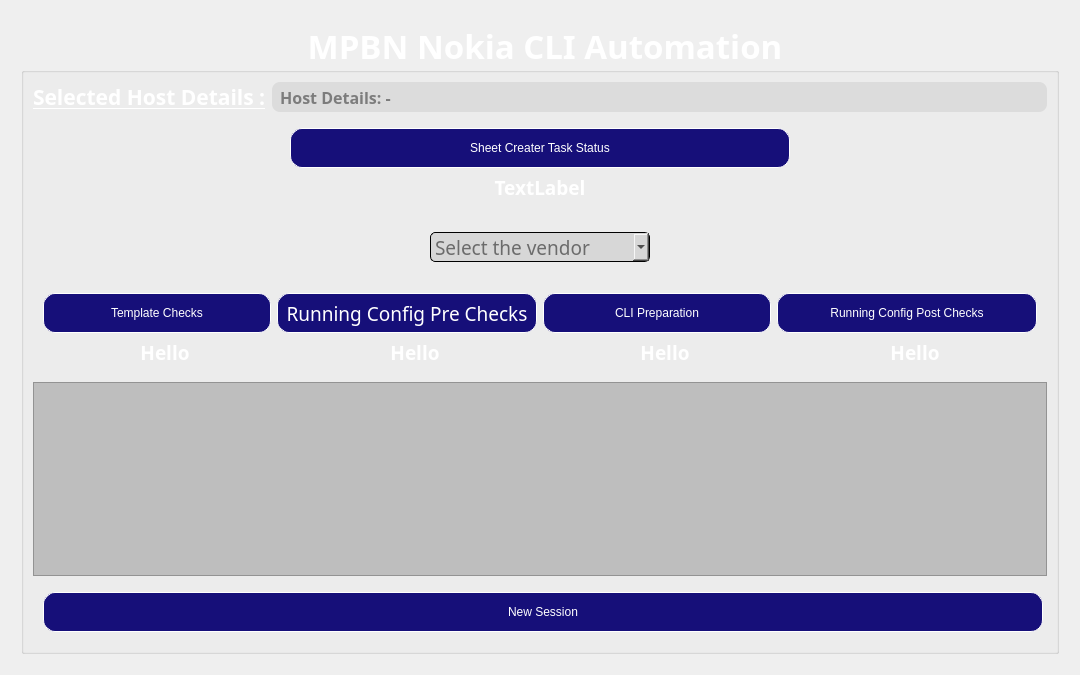
Enjoy-Maity/CLI, file Main_application/GUI/Main_Application.ui: the form before one commit.
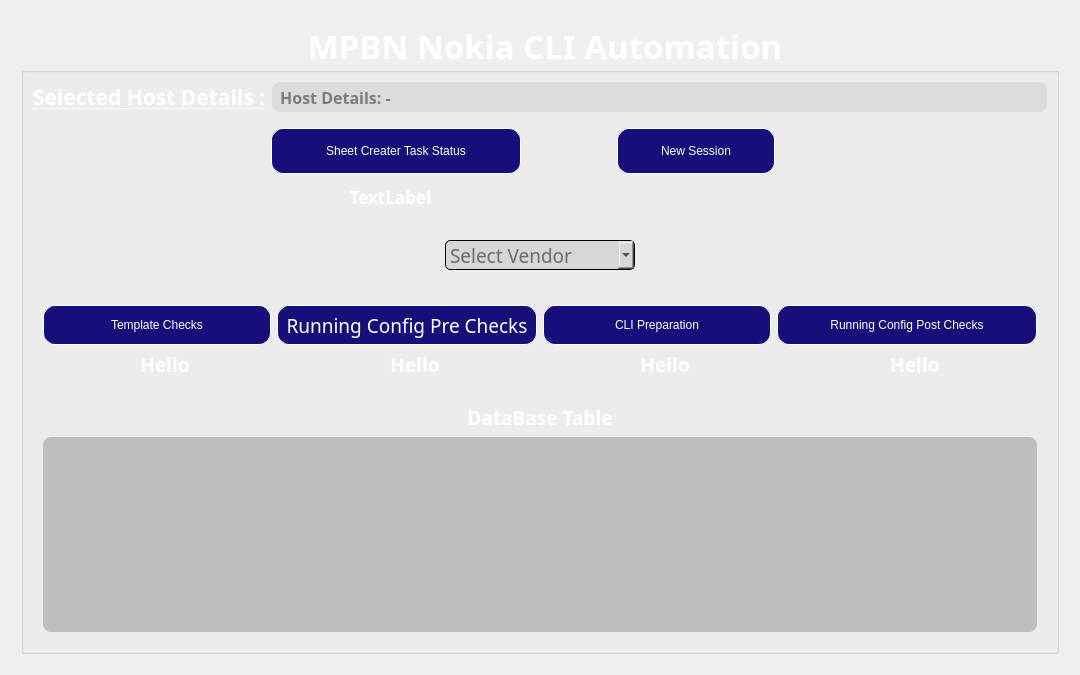
The form after the commit. Icons and pictures are not drawn.

Patch:
```diff
--- a/Main_application/GUI/Main_Application.ui
+++ b/Main_application/GUI/Main_Application.ui
@@ -52,7 +52,7 @@
       <enum>QFrame::Raised</enum>
      </property>
      <layout class="QGridLayout" name="gridLayout_2">
-      <item row="1" column="0">
+      <item row="0" column="0">
        <widget class="QGroupBox" name="groupBox">
         <property name="font">
          <font>
@@ -72,164 +72,589 @@
         </property>
         <layout class="QGridLayout" name="gridLayout_3">
          <item row="4" column="0">
-          <layout class="QVBoxLayout" name="table_verticalLayout">
-           <item>
-            <widget class="QTableView" name="task_database_tableview">
-             <property name="font">
-              <font>
-               <family>Ericsson Hilda</family>
-              </font>
-             </property>
-             <property name="styleSheet">
-              <string notr="true">#task_database_tableview{
+          <widget class="QFrame" name="frame_for_buttons_and_their_status">
+           <property name="frameShape">
+            <enum>QFrame::StyledPanel</enum>
+           </property>
+           <property name="frameShadow">
+            <enum>QFrame::Raised</enum>
+           </property>
+           <layout class="QGridLayout" name="gridLayout_4">
+            <item row="0" column="0">
+             <layout class="QVBoxLayout" name="buttons_and_status_vertical_status">
+              <item>
+               <layout class="QHBoxLayout" name="buttons_horizontal_layout">
+                <item>
+                 <widget class="QPushButton" name="template_checks_btn">
+                  <property name="minimumSize">
+                   <size>
+                    <width>0</width>
+                    <height>40</height>
+                   </size>
+                  </property>
+                  <property name="styleSheet">
+                   <string notr="true">#template_checks_btn{
+color:white;
+background:solid;
+background-color: rgb(22, 15, 121);
+padding:2px;
+border:1px solid;
+border-color: white;
+border-radius:12px;
+	font: 14pt &quot;Ericsson Hilda&quot;;
+}
+
+#template_checks_btn:hover{
+background-color:rgb(255,255,255);
+border:1px solid;
+border-color:rgb(22, 15,121 );
+color:rgb(22, 15, 121);
+	font: 700 14pt &quot;Ericsson Hilda&quot;;
+}
+
+#template_checks_btn:pressed{
+background-color:rgb(220, 220, 220);
+border:1px solid;
+border-color:rgb(15, 13, 125);
+color:rgb(22, 15, 121);
+	font: 800 14pt &quot;Ericsson Hilda&quot;;
+}</string>
+                  </property>
+                  <property name="text">
+                   <string>Template Checks</string>
+                  </property>
+                  <property name="checkable">
+                   <bool>true</bool>
+                  </property>
+                 </widget>
+                </item>
+                <item>
+                 <widget class="QPushButton" name="running_config_pre_checks_btn">
+                  <property name="minimumSize">
+                   <size>
+                    <width>260</width>
+                    <height>40</height>
+                   </size>
+                  </property>
+                  <property name="maximumSize">
+                   <size>
+                    <width>260</width>
+                    <height>16777215</height>
+                   </size>
+                  </property>
+                  <property name="font">
+                   <font>
+                    <family>Ericsson Hilda</family>
+                    <pointsize>14</pointsize>
+                    <italic>false</italic>
+                    <bold>false</bold>
+                   </font>
+                  </property>
+                  <property name="styleSheet">
+                   <string notr="true">#running_config_pre_checks_btn{
+color:white;
+background:solid;
+background-color: rgb(22, 15, 121);
+padding:2px;
+border:1px solid;
+border-color: white;
+border-radius:12px;
+	font: 14pt &quot;Ericsson Hilda&quot;;
+}
+
+#running_config_pre_checks_btn:hover{
+background-color:rgb(255,255,255);
+border:1px solid;
+border-color:rgb(22, 15,121 );
+color:rgb(22, 15, 121);
+	font: 700 14pt &quot;Ericsson Hilda&quot;;
+}
+
+#running_config_pre_checks_btn:pressed{
+background-color:rgb(220, 220, 220);
+border:1px solid;
+border-color:rgb(15, 13, 125);
+color:rgb(22, 15, 121);
+	font: 800 14pt &quot;Ericsson Hilda&quot;;
+}</string>
+                  </property>
+                  <property name="text">
+                   <string>Running Config Pre Checks</string>
+                  </property>
+                  <property name="checkable">
+                   <bool>true</bool>
+                  </property>
+                 </widget>
+                </item>
+                <item>
+                 <widget class="QPushButton" name="cli_preparation_btn">
+                  <property name="minimumSize">
+                   <size>
+                    <width>0</width>
+                    <height>40</height>
+                   </size>
+                  </property>
+                  <property name="styleSheet">
+                   <string notr="true">#cli_preparation_btn{
+color:white;
+background:solid;
+background-color: rgb(22, 15, 121);
+padding:2px;
+border:1px solid;
+border-color: white;
+border-radius:12px;
+	font: 14pt &quot;Ericsson Hilda&quot;;
+}
+
+#cli_preparation_btn:hover{
+background-color:rgb(255,255,255);
+border:1px solid;
+border-color:rgb(22, 15,121 );
+color:rgb(22, 15, 121);
+	font: 700 14pt &quot;Ericsson Hilda&quot;;
+}
+
+#cli_preparation_btn:pressed{
+background-color:rgb(220, 220, 220);
+border:1px solid;
+border-color:rgb(15, 13, 125);
+color:rgb(22, 15, 121);
+	font: 800 14pt &quot;Ericsson Hilda&quot;;
+}</string>
+                  </property>
+                  <property name="text">
+                   <string>CLI Preparation</string>
+                  </property>
+                  <property name="checkable">
+                   <bool>true</bool>
+                  </property>
+                 </widget>
+                </item>
+                <item>
+                 <widget class="QPushButton" name="running_config_post_checks_btn">
+                  <property name="sizePolicy">
+                   <sizepolicy hsizetype="Minimum" vsizetype="Fixed">
+                    <horstretch>0</horstretch>
+                    <verstretch>0</verstretch>
+                   </sizepolicy>
+                  </property>
+                  <property name="minimumSize">
+                   <size>
+                    <width>260</width>
+                    <height>40</height>
+                   </size>
+                  </property>
+                  <property name="maximumSize">
+                   <size>
+                    <width>260</width>
+                    <height>16777215</height>
+                   </size>
+                  </property>
+                  <property name="styleSheet">
+                   <string notr="true">#running_config_post_checks_btn{
+color:white;
+background:solid;
+background-color: rgb(22, 15, 121);
+padding:2px;
+border:1px solid;
+border-color: white;
+border-radius:12px;
+	font: 14pt &quot;Ericsson Hilda&quot;;
+}
+
+#running_config_post_checks_btn:hover{
+background-color:rgb(255,255,255);
+border:1px solid;
+border-color:rgb(22, 15,121 );
+color:rgb(22, 15, 121);
+	font: 700 14pt &quot;Ericsson Hilda&quot;;
+}
+
+#running_config_post_checks_btn:pressed{
+background-color:rgb(220, 220, 220);
+border:1px solid;
+border-color:rgb(15, 13, 125);
+color:rgb(22, 15, 121);
+	font: 800 14pt &quot;Ericsson Hilda&quot;;
+}</string>
+                  </property>
+                  <property name="text">
+                   <string>Running Config Post Checks</string>
+                  </property>
+                  <property name="checkable">
+                   <bool>true</bool>
+                  </property>
+                 </widget>
+                </item>
+               </layout>
+              </item>
+              <item>
+               <layout class="QHBoxLayout" name="status_labels_horizontal_layout">
+                <item>
+                 <widget class="QLabel" name="template_checks_label">
+                  <property name="font">
+                   <font>
+                    <family>Ericsson Hilda</family>
+                    <pointsize>14</pointsize>
+                    <bold>true</bold>
+                   </font>
+                  </property>
+                  <property name="styleSheet">
+                   <string notr="true">#template_checks_label{ color: white; }</string>
+                  </property>
+                  <property name="text">
+                   <string>Hello</string>
+                  </property>
+                  <property name="alignment">
+                   <set>Qt::AlignCenter</set>
+                  </property>
+                 </widget>
+                </item>
+                <item>
+                 <widget class="QLabel" name="running_config_pre_checks_label">
+                  <property name="minimumSize">
+                   <size>
+                    <width>0</width>
+                    <height>25</height>
+                   </size>
+                  </property>
+                  <property name="font">
+                   <font>
+                    <family>Ericsson Hilda</family>
+                    <pointsize>14</pointsize>
+                    <bold>true</bold>
+                   </font>
+                  </property>
+                  <property name="styleSheet">
+                   <string notr="true">#running_config_pre_checks_label{ color: white; }</string>
+                  </property>
+                  <property name="text">
+                   <string>Hello</string>
+                  </property>
+                  <property name="alignment">
+                   <set>Qt::AlignCenter</set>
+                  </property>
+                 </widget>
+                </item>
+                <item>
+                 <widget class="QLabel" name="cli_preparation_status_label">
+                  <property name="font">
+                   <font>
+                    <family>Ericsson Hilda</family>
+                    <pointsize>14</pointsize>
+                    <bold>true</bold>
+                   </font>
+                  </property>
+                  <property name="styleSheet">
+                   <string notr="true">#cli_preparation_status_label{ color: white; }</string>
+                  </property>
+                  <property name="text">
+                   <string>Hello</string>
+                  </property>
+                  <property name="alignment">
+                   <set>Qt::AlignCenter</set>
+                  </property>
+                 </widget>
+                </item>
+                <item>
+                 <widget class="QLabel" name="running_config_post_checks_label">
+                  <property name="font">
+                   <font>
+                    <family>Ericsson Hilda</family>
+                    <pointsize>14</pointsize>
+                    <bold>true</bold>
+                   </font>
+                  </property>
+                  <property name="styleSheet">
+                   <string notr="true">#running_config_post_checks_label{ color: white; }</string>
+                  </property>
+                  <property name="text">
+                   <string>Hello</string>
+                  </property>
+                  <property name="alignment">
+                   <set>Qt::AlignCenter</set>
+                  </property>
+                 </widget>
+                </item>
+               </layout>
+              </item>
+             </layout>
+            </item>
+           </layout>
+          </widget>
+         </item>
+         <item row="2" column="0">
+          <widget class="QFrame" name="sheet_Creater_status_frame">
+           <property name="frameShape">
+            <enum>QFrame::StyledPanel</enum>
+           </property>
+           <property name="frameShadow">
+            <enum>QFrame::Raised</enum>
+           </property>
+           <layout class="QGridLayout" name="gridLayout_5">
+            <item row="0" column="2">
+             <spacer name="horizontalSpacer_3">
+              <property name="orientation">
+               <enum>Qt::Horizontal</enum>
+              </property>
+              <property name="sizeType">
+               <enum>QSizePolicy::Fixed</enum>
+              </property>
+              <property name="sizeHint" stdset="0">
+               <size>
+                <width>70</width>
+                <height>20</height>
+               </size>
+              </property>
+             </spacer>
+            </item>
+            <item row="0" column="4">
+             <spacer name="horizontalSpacer_2">
+              <property name="orientation">
+               <enum>Qt::Horizontal</enum>
+              </property>
+              <property name="sizeType">
+               <enum>QSizePolicy::Fixed</enum>
+              </property>
+              <property name="sizeHint" stdset="0">
+               <size>
+                <width>241</width>
+                <height>20</height>
+               </size>
+              </property>
+             </spacer>
+            </item>
+            <item row="0" column="0">
+             <spacer name="horizontalSpacer">
+              <property name="orientation">
+               <enum>Qt::Horizontal</enum>
+              </property>
+              <property name="sizeType">
+               <enum>QSizePolicy::Fixed</enum>
+              </property>
+              <property name="sizeHint" stdset="0">
+               <size>
+                <width>208</width>
+                <height>20</height>
+               </size>
+              </property>
+             </spacer>
+            </item>
+            <item row="0" column="1">
+             <layout class="QVBoxLayout" name="sheet_creater_status_vertical_layout">
+              <item>
+               <widget class="QLabel" name="sheet_creater_status_button_label">
+                <property name="sizePolicy">
+                 <sizepolicy hsizetype="Preferred" vsizetype="Fixed">
+                  <horstretch>0</horstretch>
+                  <verstretch>0</verstretch>
+                 </sizepolicy>
+                </property>
+                <property name="minimumSize">
+                 <size>
+                  <width>250</width>
+                  <height>46</height>
+                 </size>
+                </property>
+                <property name="maximumSize">
+                 <size>
+                  <width>296</width>
+                  <height>16777215</height>
+                 </size>
+                </property>
+                <property name="styleSheet">
+                 <string notr="true">#sheet_creater_status_button_label{
+color:white;
+background:solid;
+background-color: rgb(22, 15, 121);
+padding:2px;
+border:1px solid;
+border-color: white;
+border-radius:12px;
+	font: 14pt &quot;Ericsson Hilda&quot;;
+}
+</string>
+                </property>
+                <property name="text">
+                 <string>Sheet Creater Task Status</string>
+                </property>
+                <property name="alignment">
+                 <set>Qt::AlignCenter</set>
+                </property>
+               </widget>
+              </item>
+              <item>
+               <widget class="QLabel" name="sheet_creater_task_status_label">
+                <property name="sizePolicy">
+                 <sizepolicy hsizetype="Fixed" vsizetype="Preferred">
+                  <horstretch>0</horstretch>
+                  <verstretch>0</verstretch>
+                 </sizepolicy>
+                </property>
+                <property name="minimumSize">
+                 <size>
+                  <width>239</width>
+                  <height>0</height>
+                 </size>
+                </property>
+                <property name="font">
+                 <font>
+                  <family>Ericsson Hilda</family>
+                  <pointsize>13</pointsize>
+                  <bold>true</bold>
+                 </font>
+                </property>
+                <property name="styleSheet">
+                 <string notr="true">#sheet_creater_task_status_label{
+text-align:center;
+}</string>
+                </property>
+                <property name="text">
+                 <string>TextLabel</string>
+                </property>
+                <property name="alignment">
+                 <set>Qt::AlignCenter</set>
+                </property>
+               </widget>
+              </item>
+             </layout>
+            </item>
+            <item row="0" column="3">
+             <layout class="QVBoxLayout" name="verticalLayout_4">
+              <item>
+               <widget class="QPushButton" name="new_session_button_3">
+                <property name="sizePolicy">
+                 <sizepolicy hsizetype="Fixed" vsizetype="Fixed">
+                  <horstretch>0</horstretch>
+                  <verstretch>0</verstretch>
+                 </sizepolicy>
+                </property>
+                <property name="minimumSize">
+                 <size>
+                  <width>57</width>
+                  <height>46</height>
+                 </size>
+                </property>
+                <property name="maximumSize">
+                 <size>
+                  <width>158</width>
+                  <height>16777215</height>
+                 </size>
+                </property>
+                <property name="styleSheet">
+                 <string notr="true">#new_session_button_3{
+color:white;
+background:solid;
+background-color: rgb(22, 15, 121);
+border:1px solid;
+border-color: white;
+border-radius:12px;
+	font: 14pt &quot;Ericsson Hilda&quot;;
+}
+
+#new_session_button_3:hover{
+background-color:rgb(255,255,255);
+border:1px solid;
+border-color:rgb(22, 15,121 );
+color:rgb(22, 15, 121);
+	font: 700 14pt &quot;Ericsson Hilda&quot;;
+}
+
+#new_session_button_3:pressed{
+background-color:rgb(220, 220, 220);
+border:1px solid;
+border-color:rgb(15, 13, 125);
+color:rgb(22, 15, 121);
+	font: 800 14pt &quot;Ericsson Hilda&quot;;
+}</string>
+                </property>
+                <property name="text">
+                 <string>New Session</string>
+                </property>
+                <property name="checkable">
+                 <bool>true</bool>
+                </property>
+               </widget>
+              </item>
+              <item>
+               <spacer name="verticalSpacer">
+                <property name="orientation">
+                 <enum>Qt::Vertical</enum>
+                </property>
+                <property name="sizeType">
+                 <enum>QSizePolicy::Fixed</enum>
+                </property>
+                <property name="sizeHint" stdset="0">
+                 <size>
+                  <width>20</width>
+                  <height>40</height>
+                 </size>
+                </property>
+               </spacer>
+              </item>
+             </layout>
+            </item>
+           </layout>
+          </widget>
+         </item>
+         <item row="5" column="0">
+          <widget class="QFrame" name="frame_2">
+           <property name="frameShape">
+            <enum>QFrame::StyledPanel</enum>
+           </property>
+           <property name="frameShadow">
+            <enum>QFrame::Raised</enum>
+           </property>
+           <layout class="QGridLayout" name="gridLayout_8">
+            <item row="0" column="0">
+             <layout class="QVBoxLayout" name="table_verticalLayout">
+              <item>
+               <widget class="QLabel" name="table_view_label">
+                <property name="font">
+                 <font>
+                  <family>Ericsson Hilda</family>
+                  <pointsize>14</pointsize>
+                  <bold>true</bold>
+                 </font>
+                </property>
+                <property name="text">
+                 <string>DataBase Table</string>
+                </property>
+                <property name="alignment">
+                 <set>Qt::AlignCenter</set>
+                </property>
+               </widget>
+              </item>
+              <item>
+               <widget class="QTableView" name="task_database_tableview">
+                <property name="font">
+                 <font>
+                  <family>Ericsson Hilda</family>
+                 </font>
+                </property>
+                <property name="styleSheet">
+                 <string notr="true">#task_database_tableview{
 color:black;
 	background-color: rgb(190, 190, 190);
 	alternate-background-color: rgb(210, 210, 210);
+border-radius:8px;
 }
 </string>
-             </property>
-             <property name="editTriggers">
-              <set>QAbstractItemView::NoEditTriggers</set>
-             </property>
-             <property name="dragDropMode">
-              <enum>QAbstractItemView::InternalMove</enum>
-             </property>
-             <property name="alternatingRowColors">
-              <bool>true</bool>
-             </property>
-             <property name="selectionMode">
-              <enum>QAbstractItemView::NoSelection</enum>
-             </property>
-             <property name="gridStyle">
-              <enum>Qt::NoPen</enum>
-             </property>
-            </widget>
-           </item>
-          </layout>
-         </item>
-         <item row="0" column="0">
-          <layout class="QHBoxLayout" name="selected_host_details_horizontal_layout">
-           <item>
-            <widget class="QLabel" name="selected_host_details_label">
-             <property name="font">
-              <font>
-               <family>Ericsson Hilda</family>
-               <pointsize>16</pointsize>
-               <bold>true</bold>
-               <underline>true</underline>
-              </font>
-             </property>
-             <property name="text">
-              <string>Selected Host Details :</string>
-             </property>
-            </widget>
-           </item>
-           <item>
-            <widget class="QLineEdit" name="selected_host_details_line_edit">
-             <property name="minimumSize">
-              <size>
-               <width>0</width>
-               <height>30</height>
-              </size>
-             </property>
-             <property name="font">
-              <font>
-               <family>Ericsson Hilda</family>
-               <pointsize>12</pointsize>
-               <bold>true</bold>
-              </font>
-             </property>
-             <property name="whatsThis">
-              <string extracomment="Path of the Selected Host details"/>
-             </property>
-             <property name="autoFillBackground">
-              <bool>false</bool>
-             </property>
-             <property name="styleSheet">
-              <string notr="true">#selected_host_details_line_edit{
-background-color: rgb(220, 220, 220);
-color: rgb(124, 124, 124);
-border-radius: 8px;
-padding:2px;}
-</string>
-             </property>
-             <property name="text">
-              <string> Host Details: -</string>
-             </property>
-             <property name="readOnly">
-              <bool>true</bool>
-             </property>
-            </widget>
-           </item>
-          </layout>
-         </item>
-         <item row="5" column="0">
-          <widget class="QFrame" name="frame_for_session_buttons">
-           <property name="frameShape">
-            <enum>QFrame::StyledPanel</enum>
-           </property>
-           <property name="frameShadow">
-            <enum>QFrame::Raised</enum>
-           </property>
-           <layout class="QGridLayout" name="gridLayout_7">
-            <item row="0" column="0">
-             <layout class="QVBoxLayout" name="verticalLayout">
-              <property name="sizeConstraint">
-               <enum>QLayout::SetFixedSize</enum>
-              </property>
-              <item>
-               <widget class="QPushButton" name="new_session_button">
-                <property name="sizePolicy">
-                 <sizepolicy hsizetype="Fixed" vsizetype="Fixed">
-                  <horstretch>100</horstretch>
-                  <verstretch>100</verstretch>
-                 </sizepolicy>
                 </property>
-                <property name="minimumSize">
-                 <size>
-                  <width>1000</width>
-                  <height>40</height>
-                 </size>
+                <property name="editTriggers">
+                 <set>QAbstractItemView::NoEditTriggers</set>
                 </property>
-                <property name="maximumSize">
-                 <size>
-                  <width>1000</width>
-                  <height>40</height>
-                 </size>
+                <property name="dragDropMode">
+                 <enum>QAbstractItemView::InternalMove</enum>
                 </property>
-                <property name="layoutDirection">
-                 <enum>Qt::LeftToRight</enum>
+                <property name="alternatingRowColors">
+                 <bool>true</bool>
                 </property>
-                <property name="styleSheet">
-                 <string notr="true">#new_session_button{
-color:white;
-background:solid;
-background-color: rgb(22, 15, 121);
-padding:2px;
-border:1px solid;
-border-color: white;
-border-radius:12px;
-	font: 14pt &quot;Ericsson Hilda&quot;;
-}
-
-#new_session_button:hover{
-background-color:rgb(255,255,255);
-border:1px solid;
-border-color:rgb(22, 15,121 );
-color:rgb(22, 15, 121);
-	font: 700 14pt &quot;Ericsson Hilda&quot;;
-}
-
-#new_session_button:pressed{
-background-color:rgb(220, 220, 220);
-border:1px solid;
-border-color:rgb(15, 13, 125);
-color:rgb(22, 15, 121);
-	font: 800 14pt &quot;Ericsson Hilda&quot;;
-}</string>
+                <property name="selectionMode">
+                 <enum>QAbstractItemView::NoSelection</enum>
                 </property>
-                <property name="text">
-                 <string>New Session</string>
+                <property name="gridStyle">
+                 <enum>Qt::NoPen</enum>
                 </property>
                </widget>
               </item>
@@ -238,8 +663,26 @@
            </layout>
           </widget>
          </item>
-         <item row="2" column="0">
+         <item row="3" column="0">
           <widget class="QFrame" name="frame_for_vendor">
+           <property name="sizePolicy">
+            <sizepolicy hsizetype="Preferred" vsizetype="Minimum">
+             <horstretch>0</horstretch>
+             <verstretch>0</verstretch>
+            </sizepolicy>
+           </property>
+           <property name="minimumSize">
+            <size>
+             <width>0</width>
+             <height>37</height>
+            </size>
+           </property>
+           <property name="maximumSize">
+            <size>
+             <width>16777215</width>
+             <height>200</height>
+            </size>
+           </property>
            <property name="frameShape">
             <enum>QFrame::StyledPanel</enum>
            </property>
@@ -249,8 +692,11 @@
            <layout class="QGridLayout" name="gridLayout_6">
             <item row="0" column="0">
              <layout class="QHBoxLayout" name="vendor_selection_details_horizontal_layout">
+              <property name="topMargin">
+               <number>0</number>
+              </property>
               <property name="bottomMargin">
-               <number>10</number>
+               <number>9</number>
               </property>
               <item>
                <widget class="QComboBox" name="vendor_details_selection_combobox">
@@ -262,14 +708,14 @@
                 </property>
                 <property name="minimumSize">
                  <size>
-                  <width>220</width>
+                  <width>190</width>
                   <height>30</height>
                  </size>
                 </property>
                 <property name="maximumSize">
                  <size>
-                  <width>220</width>
-                  <height>20</height>
+                  <width>190</width>
+                  <height>30</height>
                  </size>
                 </property>
                 <property name="baseSize">
@@ -343,7 +789,7 @@
                  <number>-1</number>
                 </property>
                 <property name="placeholderText">
-                 <string>Select the vendor</string>
+                 <string>Select Vendor</string>
                 </property>
                 <property name="frame">
                  <bool>true</bool>
@@ -369,392 +815,60 @@
           </widget>
          </item>
          <item row="1" column="0">
-          <widget class="QFrame" name="sheet_Creater_status_frame">
-           <property name="frameShape">
-            <enum>QFrame::StyledPanel</enum>
-           </property>
-           <property name="frameShadow">
-            <enum>QFrame::Raised</enum>
-           </property>
-           <layout class="QGridLayout" name="gridLayout_5">
-            <item row="0" column="0">
-             <spacer name="horizontalSpacer">
-              <property name="orientation">
-               <enum>Qt::Horizontal</enum>
-              </property>
-              <property name="sizeHint" stdset="0">
-               <size>
-                <width>40</width>
-                <height>20</height>
-               </size>
-              </property>
-             </spacer>
-            </item>
-            <item row="0" column="1">
-             <layout class="QVBoxLayout" name="sheet_creater_status_vertical_layout">
-              <item>
-               <widget class="QLabel" name="sheet_creater_status_button_label">
-                <property name="sizePolicy">
-                 <sizepolicy hsizetype="Preferred" vsizetype="Fixed">
-                  <horstretch>0</horstretch>
-                  <verstretch>0</verstretch>
-                 </sizepolicy>
-                </property>
-                <property name="minimumSize">
-                 <size>
-                  <width>500</width>
-                  <height>40</height>
-                 </size>
-                </property>
-                <property name="maximumSize">
-                 <size>
-                  <width>500</width>
-                  <height>16777215</height>
-                 </size>
-                </property>
-                <property name="styleSheet">
-                 <string notr="true">#sheet_creater_status_button_label{
-color:white;
-background:solid;
-background-color: rgb(22, 15, 121);
-padding:2px;
-border:1px solid;
-border-color: white;
-border-radius:12px;
-	font: 14pt &quot;Ericsson Hilda&quot;;
-}
+          <layout class="QHBoxLayout" name="selected_host_details_horizontal_layout">
+           <item>
+            <widget class="QLabel" name="selected_host_details_label">
+             <property name="font">
+              <font>
+               <family>Ericsson Hilda</family>
+               <pointsize>16</pointsize>
+               <bold>true</bold>
+               <underline>true</underline>
+              </font>
+             </property>
+             <property name="text">
+              <string>Selected Host Details :</string>
+             </property>
+            </widget>
+           </item>
+           <item>
+            <widget class="QLineEdit" name="selected_host_details_line_edit">
+             <property name="minimumSize">
+              <size>
+               <width>0</width>
+               <height>30</height>
+              </size>
+             </property>
+             <property name="font">
+              <font>
+               <family>Ericsson Hilda</family>
+               <pointsize>12</pointsize>
+               <bold>true</bold>
+              </font>
+             </property>
+             <property name="whatsThis">
+              <string extracomment="Path of the Selected Host details"/>
+             </property>
+             <property name="autoFillBackground">
+              <bool>false</bool>
+             </property>
+             <property name="styleSheet">
+              <string notr="true">#selected_host_details_line_edit{
+background-color: rgb(220, 220, 220);
+color: rgb(124, 124, 124);
+border-radius: 8px;
+padding:2px;}
 </string>
-                </property>
-                <property name="text">
-                 <string>Sheet Creater Task Status</string>
-                </property>
-                <property name="alignment">
-                 <set>Qt::AlignCenter</set>
-                </property>
-               </widget>
-              </item>
-              <item>
-               <widget class="QLabel" name="sheet_creater_task_status_label">
-                <property name="font">
-                 <font>
-                  <family>Ericsson Hilda</family>
-                  <pointsize>14</pointsize>
-                  <bold>true</bold>
-                 </font>
-                </property>
-                <property name="text">
-                 <string>TextLabel</string>
-                </property>
-                <property name="alignment">
-                 <set>Qt::AlignCenter</set>
-                </property>
-               </widget>
-              </item>
-             </layout>
-            </item>
-            <item row="0" column="2">
-             <spacer name="horizontalSpacer_2">
-              <property name="orientation">
-               <enum>Qt::Horizontal</enum>
-              </property>
-              <property name="sizeHint" stdset="0">
-               <size>
-                <width>40</width>
-                <height>20</height>
-               </size>
-              </property>
-             </spacer>
-            </item>
-           </layout>
-          </widget>
-         </item>
-         <item row="3" column="0">
-          <widget class="QFrame" name="frame_for_buttons_and_their_status">
-           <property name="frameShape">
-            <enum>QFrame::StyledPanel</enum>
-           </property>
-           <property name="frameShadow">
-            <enum>QFrame::Raised</enum>
-           </property>
-           <layout class="QGridLayout" name="gridLayout_4">
-            <item row="0" column="0">
-             <layout class="QVBoxLayout" name="buttons_and_status_vertical_status">
-              <item>
-               <layout class="QHBoxLayout" name="buttons_horizontal_layout">
-                <item>
-                 <widget class="QPushButton" name="template_checks_btn">
-                  <property name="minimumSize">
-                   <size>
-                    <width>0</width>
-                    <height>40</height>
-                   </size>
-                  </property>
-                  <property name="styleSheet">
-                   <string notr="true">#template_checks_btn{
-color:white;
-background:solid;
-background-color: rgb(22, 15, 121);
-padding:2px;
-border:1px solid;
-border-color: white;
-border-radius:12px;
-	font: 14pt &quot;Ericsson Hilda&quot;;
-}
-
-#template_checks_btn:hover{
-background-color:rgb(255,255,255);
-border:1px solid;
-border-color:rgb(22, 15,121 );
-color:rgb(22, 15, 121);
-	font: 700 14pt &quot;Ericsson Hilda&quot;;
-}
-
-#template_checks_btn:pressed{
-background-color:rgb(220, 220, 220);
-border:1px solid;
-border-color:rgb(15, 13, 125);
-color:rgb(22, 15, 121);
-	font: 800 14pt &quot;Ericsson Hilda&quot;;
-}</string>
-                  </property>
-                  <property name="text">
-                   <string>Template Checks</string>
-                  </property>
-                 </widget>
-                </item>
-                <item>
-                 <widget class="QPushButton" name="running_config_pre_checks_btn">
-                  <property name="minimumSize">
-                   <size>
-                    <width>260</width>
-                    <height>40</height>
-                   </size>
-                  </property>
-                  <property name="maximumSize">
-                   <size>
-                    <width>260</width>
-                    <height>16777215</height>
-                   </size>
-                  </property>
-                  <property name="font">
-                   <font>
-                    <family>Ericsson Hilda</family>
-                    <pointsize>14</pointsize>
-                    <italic>false</italic>
-                    <bold>false</bold>
-                   </font>
-                  </property>
-                  <property name="styleSheet">
-                   <string notr="true">#running_config_pre_checks_btn{
-color:white;
-background:solid;
-background-color: rgb(22, 15, 121);
-padding:2px;
-border:1px solid;
-border-color: white;
-border-radius:12px;
-	font: 14pt &quot;Ericsson Hilda&quot;;
-}
-
-#running_config_pre_checks_btn:hover{
-background-color:rgb(255,255,255);
-border:1px solid;
-border-color:rgb(22, 15,121 );
-color:rgb(22, 15, 121);
-	font: 700 14pt &quot;Ericsson Hilda&quot;;
-}
-
-#running_config_pre_checks_btn:pressed{
-background-color:rgb(220, 220, 220);
-border:1px solid;
-border-color:rgb(15, 13, 125);
-color:rgb(22, 15, 121);
-	font: 800 14pt &quot;Ericsson Hilda&quot;;
-}</string>
-                  </property>
-                  <property name="text">
-                   <string>Running Config Pre Checks</string>
-                  </property>
-                 </widget>
-                </item>
-                <item>
-                 <widget class="QPushButton" name="cli_preparation_btn">
-                  <property name="minimumSize">
-                   <size>
-                    <width>0</width>
-                    <height>40</height>
-                   </size>
-                  </property>
-                  <property name="styleSheet">
-                   <string notr="true">#cli_preparation_btn{
-color:white;
-background:solid;
-background-color: rgb(22, 15, 121);
-padding:2px;
-border:1px solid;
-border-color: white;
-border-radius:12px;
-	font: 14pt &quot;Ericsson Hilda&quot;;
-}
-
-#cli_preparation_btn:hover{
-background-color:rgb(255,255,255);
-border:1px solid;
-border-color:rgb(22, 15,121 );
-color:rgb(22, 15, 121);
-	font: 700 14pt &quot;Ericsson Hilda&quot;;
-}
-
-#cli_preparation_btn:pressed{
-background-color:rgb(220, 220, 220);
-border:1px solid;
-border-color:rgb(15, 13, 125);
-color:rgb(22, 15, 121);
-	font: 800 14pt &quot;Ericsson Hilda&quot;;
-}</string>
-                  </property>
-                  <property name="text">
-                   <string>CLI Preparation</string>
-                  </property>
-                 </widget>
-                </item>
-                <item>
-                 <widget class="QPushButton" name="running_config_post_checks_btn">
-                  <property name="sizePolicy">
-                   <sizepolicy hsizetype="Minimum" vsizetype="Fixed">
-                    <horstretch>0</horstretch>
-                    <verstretch>0</verstretch>
-                   </sizepolicy>
-                  </property>
-                  <property name="minimumSize">
-                   <size>
-                    <width>260</width>
-                    <height>40</height>
-                   </size>
-                  </property>
-                  <property name="maximumSize">
-                   <size>
-                    <width>260</width>
-                    <height>16777215</height>
-                   </size>
-                  </property>
-                  <property name="styleSheet">
-                   <string notr="true">#running_config_post_checks_btn{
-color:white;
-background:solid;
-background-color: rgb(22, 15, 121);
-padding:2px;
-border:1px solid;
-border-color: white;
-border-radius:12px;
-	font: 14pt &quot;Ericsson Hilda&quot;;
-}
-
-#running_config_post_checks_btn:hover{
-background-color:rgb(255,255,255);
-border:1px solid;
-border-color:rgb(22, 15,121 );
-color:rgb(22, 15, 121);
-	font: 700 14pt &quot;Ericsson Hilda&quot;;
-}
-
-#running_config_post_checks_btn:pressed{
-background-color:rgb(220, 220, 220);
-border:1px solid;
-border-color:rgb(15, 13, 125);
-color:rgb(22, 15, 121);
-	font: 800 14pt &quot;Ericsson Hilda&quot;;
-}</string>
-                  </property>
-                  <property name="text">
-                   <string>Running Config Post Checks</string>
-                  </property>
-                 </widget>
-                </item>
-               </layout>
-              </item>
-              <item>
-               <layout class="QHBoxLayout" name="status_labels_horizontal_layout">
-                <item>
-                 <widget class="QLabel" name="template_checks_label">
-                  <property name="font">
-                   <font>
-                    <family>Ericsson Hilda</family>
-                    <pointsize>14</pointsize>
-                    <bold>true</bold>
-                   </font>
-                  </property>
-                  <property name="text">
-                   <string>Hello</string>
-                  </property>
-                  <property name="alignment">
-                   <set>Qt::AlignCenter</set>
-                  </property>
-                 </widget>
-                </item>
-                <item>
-                 <widget class="QLabel" name="running_config_pre_checks_label">
-                  <property name="minimumSize">
-                   <size>
-                    <width>0</width>
-                    <height>25</height>
-                   </size>
-                  </property>
-                  <property name="font">
-                   <font>
-                    <family>Ericsson Hilda</family>
-                    <pointsize>14</pointsize>
-                    <bold>true</bold>
-                   </font>
-                  </property>
-                  <property name="text">
-                   <string>Hello</string>
-                  </property>
-                  <property name="alignment">
-                   <set>Qt::AlignCenter</set>
-                  </property>
-                 </widget>
-                </item>
-                <item>
-                 <widget class="QLabel" name="cli_preparation_status_label">
-                  <property name="font">
-                   <font>
-                    <family>Ericsson Hilda</family>
-                    <pointsize>14</pointsize>
-                    <bold>true</bold>
-                   </font>
-                  </property>
-                  <property name="text">
-                   <string>Hello</string>
-                  </property>
-                  <property name="alignment">
-                   <set>Qt::AlignCenter</set>
-                  </property>
-                 </widget>
-                </item>
-                <item>
-                 <widget class="QLabel" name="running_config_post_checks_label">
-                  <property name="font">
-                   <font>
-                    <family>Ericsson Hilda</family>
-                    <pointsize>14</pointsize>
-                    <bold>true</bold>
-                   </font>
-                  </property>
-                  <property name="text">
-                   <string>Hello</string>
-                  </property>
-                  <property name="alignment">
-                   <set>Qt::AlignCenter</set>
-                  </property>
-                 </widget>
-                </item>
-               </layout>
-              </item>
-             </layout>
-            </item>
-           </layout>
-          </widget>
+             </property>
+             <property name="text">
+              <string> Host Details: -</string>
+             </property>
+             <property name="readOnly">
+              <bool>true</bool>
+             </property>
+            </widget>
+           </item>
+          </layout>
          </item>
         </layout>
        </widget>
```
Left out of the diff: 2 changed lines with no effect on the pictures.
